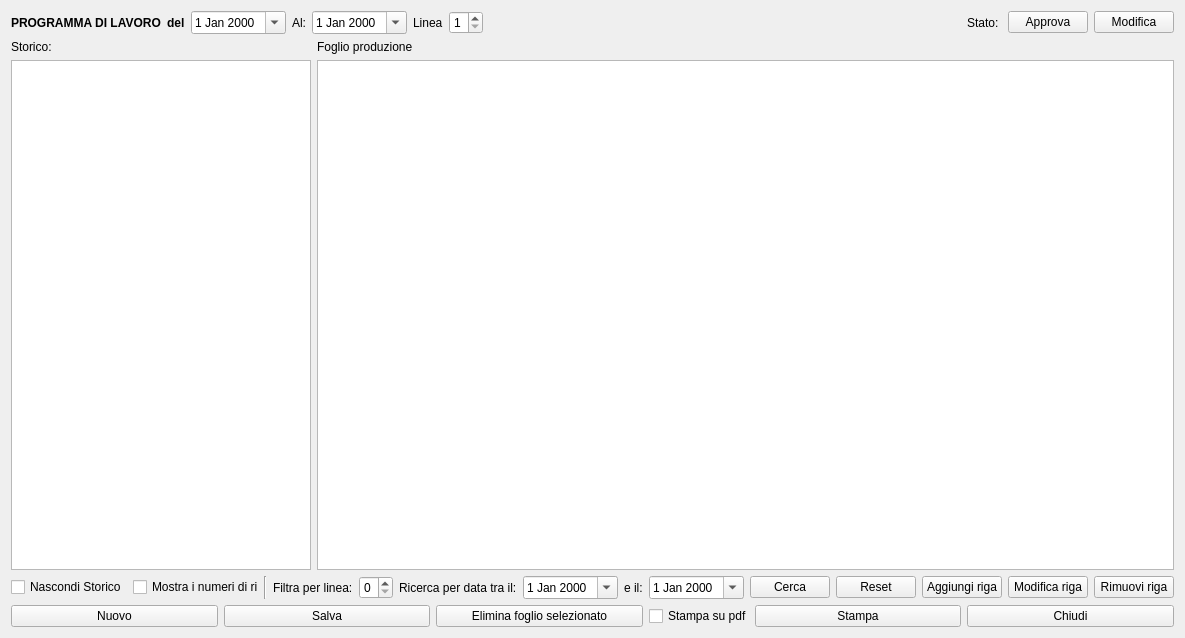
Qt form hworkprogram.ui (fblabs/hamlet-mod-sancon) before a commit.
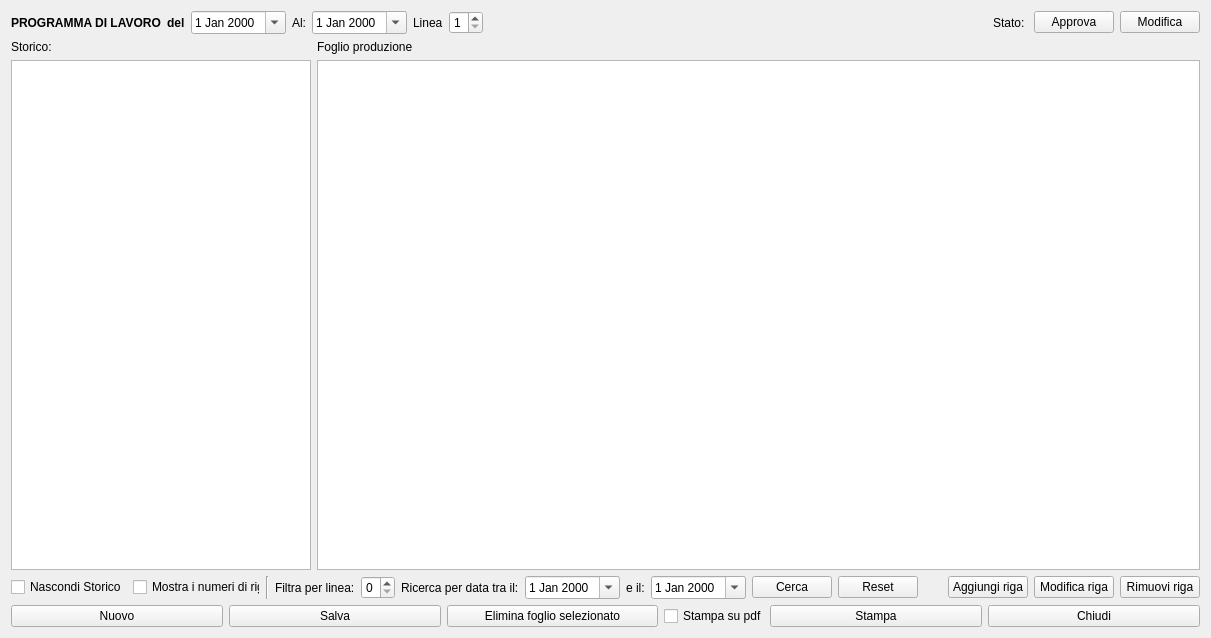
The same form after that commit. Icons and pictures are not drawn.

The edit to the form file:
```diff
--- a/hworkprogram.ui
+++ b/hworkprogram.ui
@@ -9,7 +9,7 @@
    <rect>
     <x>0</x>
     <y>0</y>
-    <width>1149</width>
+    <width>1211</width>
     <height>638</height>
    </rect>
   </property>
```
Left out of the diff: 4 changed lines with no effect on the pictures.
